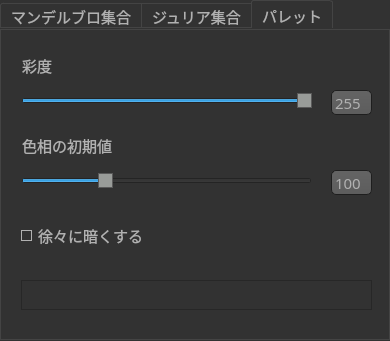
Qt form param_form.ui (NakaiAki/mandelGit) before a commit.
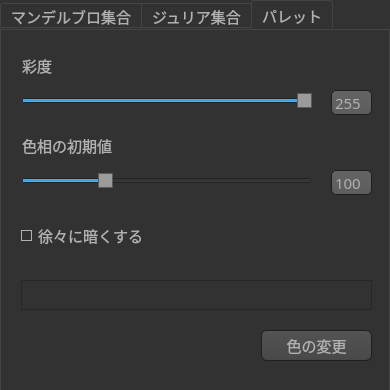
The same form after that commit. The open tabs and pages were chosen to show the change. Icons and pictures are not drawn.

```diff
--- a/param_form.ui
+++ b/param_form.ui
@@ -7,7 +7,7 @@
     <x>0</x>
     <y>0</y>
     <width>390</width>
-    <height>341</height>
+    <height>390</height>
    </rect>
   </property>
   <property name="sizePolicy">
@@ -18,14 +18,14 @@
   </property>
   <property name="minimumSize">
    <size>
-    <width>0</width>
-    <height>0</height>
+    <width>390</width>
+    <height>390</height>
    </size>
   </property>
   <property name="maximumSize">
    <size>
-    <width>16777215</width>
-    <height>16777215</height>
+    <width>390</width>
+    <height>390</height>
    </size>
   </property>
   <property name="font">
@@ -546,7 +546,7 @@
       <x>0</x>
       <y>0</y>
       <width>390</width>
-      <height>340</height>
+      <height>391</height>
      </rect>
     </property>
     <property name="sizePolicy">
@@ -1424,22 +1424,34 @@
        <set>Qt::AlignRight|Qt::AlignTrailing|Qt::AlignVCenter</set>
       </property>
      </widget>
-     <zorder>label_15</zorder>
-     <zorder>brightBox</zorder>
-     <zorder>hueSlider</zorder>
-     <zorder>colorbar</zorder>
-     <zorder>hueText</zorder>
-     <zorder>chromaText</zorder>
-     <zorder>chromaSlider</zorder>
-     <zorder>label_14</zorder>
-     <zorder>label_15</zorder>
-     <zorder>brightBox</zorder>
-     <zorder>hueSlider</zorder>
-     <zorder>colorbar</zorder>
-     <zorder>hueText</zorder>
-     <zorder>chromaText</zorder>
-     <zorder>chromaSlider</zorder>
-     <zorder>label_14</zorder>
+     <widget class="QPushButton" name="changecol">
+      <property name="geometry">
+       <rect>
+        <x>260</x>
+        <y>300</y>
+        <width>111</width>
+        <height>31</height>
+       </rect>
+      </property>
+      <property name="font">
+       <font>
+        <family>Meiryo UI</family>
+        <pointsize>11</pointsize>
+        <weight>50</weight>
+        <italic>false</italic>
+        <bold>false</bold>
+       </font>
+      </property>
+      <property name="styleSheet">
+       <string notr="true">QPushButton
+{
+font: 11pt &quot;Meiryo UI&quot;;
+}</string>
+      </property>
+      <property name="text">
+       <string>色の変更</string>
+      </property>
+     </widget>
     </widget>
    </widget>
   </widget>
```
Left out of the diff: 37 changed lines with no effect on the pictures.
